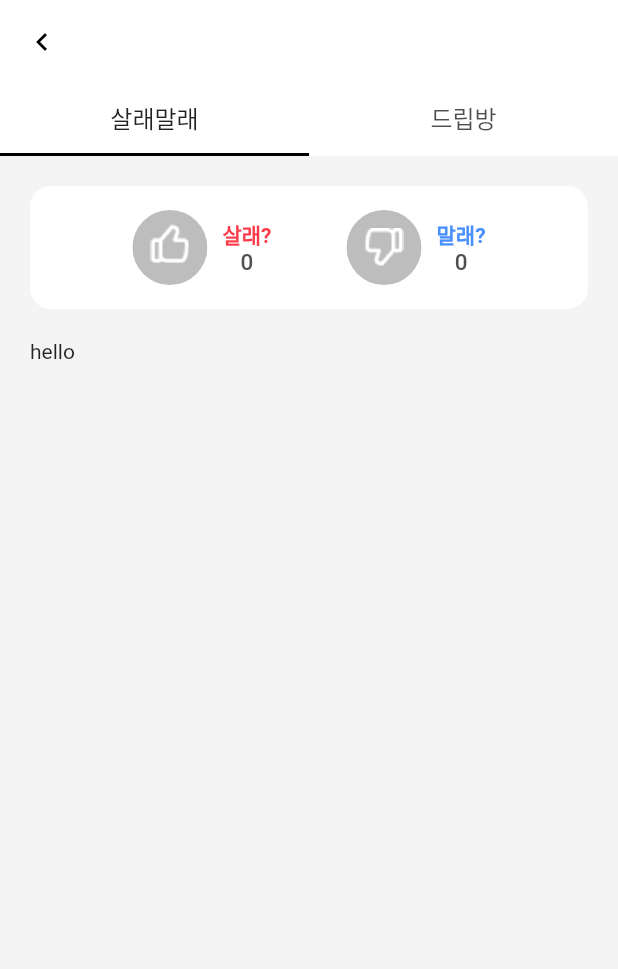
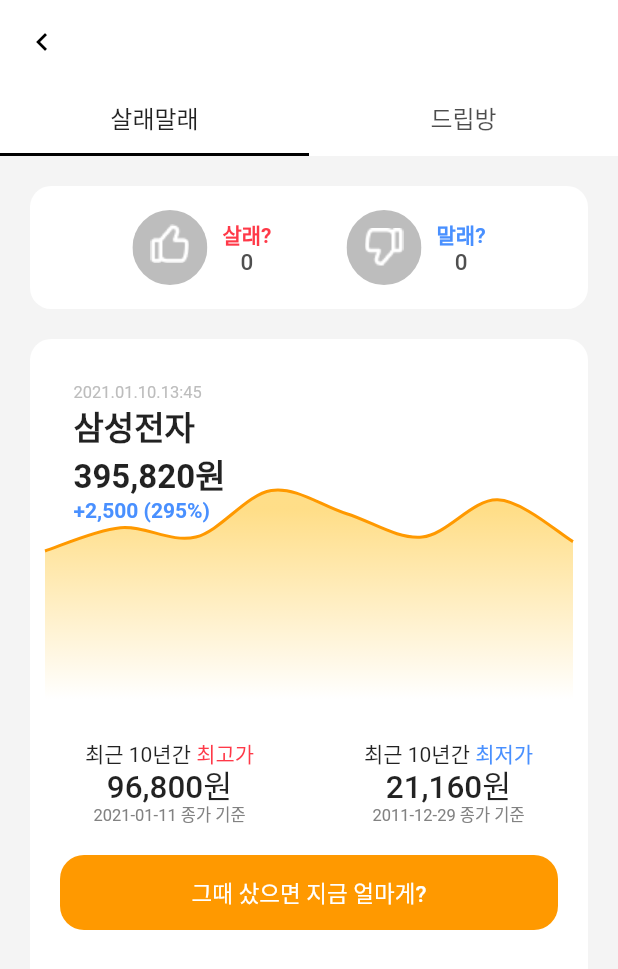
Before and after one commit to Fun-d-6th-Stock-King/should-have-bought-app, a Flutter app: the StockDetailScreen screen opened directly with empty values, on a phone screen of 412 x 824 dp. Shown: the top 969 px of the screen. Run offline on Flutter 3.47's test engine with Material 2 defaults, Android fonts, the phone set to English and light mode, and no system bars; our stand-ins replace auto_size_text, carousel_slider, emoji_picker_flutter, firebase_auth, firebase_core, flutter_dotenv and 4 more; missing offline and left inert: kakao_flutter_sdk; accounts and stored records are empty; network calls fail.

Commit message:
살래말래 UI 완료

```diff
--- a/lib/screens/buy_or_not/buy_or_not_tab_screen.dart
+++ b/lib/screens/buy_or_not/buy_or_not_tab_screen.dart
@@ -4,6 +4,8 @@
 import 'package:should_have_bought_app/models/buy_or_not/buy_or_not_stock.dart';
 import 'package:should_have_bought_app/models/drip_room/evaluation_item.dart';
 import 'package:should_have_bought_app/providers/buy_or_not/buy_or_not_provider.dart';
+import 'package:should_have_bought_app/widgets/chart/buy_or_not_chart_widget.dart';
+import 'package:should_have_bought_app/widgets/chart/current_stock_chart_widget.dart';
 
 class BuyorNotTabScreen extends StatelessWidget {
   final EvaluationItem evaluationItem;
@@ -14,12 +16,134 @@
   Widget build(BuildContext context) {
     return Padding(
       padding: const EdgeInsets.all(20),
-      child: ListView(
+      child: Column(
         children: [
           BuyorNotSelectWidget(evaluationItem.code),
           SizedBox(height: 20),
-          Container(
-            child: Text('hello'),
+          HowToBoughtThenWidget(),
+        ],
+      ),
+    );
+  }
+}
+
+class HowToBoughtThenWidget extends StatelessWidget {
+  @override
+  Widget build(BuildContext context) {
+    print(MediaQuery.of(context).size.height);
+    return Container(
+      height: MediaQuery.of(context).size.height * 0.6,
+      decoration: BoxDecoration(
+        borderRadius: BorderRadius.circular(14),
+        color: Colors.white,
+      ),
+      child: Column(
+        crossAxisAlignment: CrossAxisAlignment.start,
+        children: [
+          Stack(
+            children: [
+              Padding(
+                padding: const EdgeInsets.only(top:60),
+                child: Container(
+                    height: MediaQuery.of(context).size.width * 0.5,
+                    child: BuyOrNotChartWidget()
+                ),
+              ),
+              Padding(
+                padding: const EdgeInsets.all(29),
+                child: Column(
+                  crossAxisAlignment: CrossAxisAlignment.start,
+                  children: [
+                    Text(
+                      '2021.01.10.13:45',
+                      style: dateStyle,
+                    ),
+                    Text('삼성전자', style: stockTitleStyle),
+                    Text('395,820원', style: stockTitleStyle),
+                    Text('+2,500 (295%)',
+                        style: TextStyle(
+                            fontWeight: FontWeight.bold,
+                            fontSize: 14,
+                            height: 16 / 14,
+                            color: Color(0xFF4990FF))),
+                  ],
+                ),
+              ),
+            ],
+          ),
+          //urrentStockChartWidget(),
+          Row(
+            mainAxisAlignment: MainAxisAlignment.spaceAround,
+            children: [
+              Column(
+                children: [
+                  Row(
+                    children: [
+                      Text('최근 10년간', style: stockBodyStyle),
+                      Text(
+                        ' 최고가',
+                        style: TextStyle(
+                          fontSize: 14,
+                          height: 20 / 14,
+                          color: likeColor,
+                        ),
+                      )
+                    ],
+                  ),
+                  Text('96,800원', style: stockBodyNumberStyle),
+                  Text('2021-01-11 종가 기준', style: stockDateStyle),
+                ],
+              ),
+              Column(
+                children: [
+                  Row(
+                    children: [
+                      Text('최근 10년간', style: stockBodyStyle),
+                      Text(
+                        ' 최저가',
+                        style: TextStyle(
+                          fontSize: 14,
+                          height: 20 / 14,
+                          color: unlikeColor,
+                        ),
+                      )
+                    ],
+                  ),
+                  Text('21,160원', style: stockBodyNumberStyle),
+                  Text('2011-12-29 종가 기준', style: stockDateStyle),
+                ],
+              ),
+            ],
+          ),
+          SizedBox(height: 20),
+          Padding(
+            padding: const EdgeInsets.symmetric(horizontal: 20),
+            child: ElevatedButton(
+                style: ElevatedButton.styleFrom(
+                    primary: mainColor,
+                    onPrimary: mainColor,
+                    elevation: 0,
+                    shape: RoundedRectangleBorder(
+                      borderRadius: BorderRadius.circular(16.0), //side: BorderSide(color: Colors.red)
+                    )
+                ),
+                onPressed: () {},
+                child: SizedBox(
+                  height: 50,
+                  width: MediaQuery.of(context).size.width,
+                  child: Column(
+                    mainAxisAlignment: MainAxisAlignment.center,
+                    children: [
+                      Text(
+                        '그때 샀으면 지금 얼마게?',
+                        style: TextStyle(
+                            fontWeight: FontWeight.w500,
+                            fontSize: 15,
+                            color: Colors.white),
+                      ),
+                    ],
+                  ),
+                )),
           )
         ],
       ),
@@ -31,15 +155,16 @@
   final String stockCode;
 
   BuyorNotSelectWidget(this.stockCode);
+
   _CreateBuyorNotSelectWidgetState createState() =>
       _CreateBuyorNotSelectWidgetState();
 }
 
 class _CreateBuyorNotSelectWidgetState extends State<BuyorNotSelectWidget> {
-
   @override
   void initState() {
-    Provider.of<BuyOrNotProvider>(context, listen:false).getBuyOrNotStock(widget.stockCode);
+    Provider.of<BuyOrNotProvider>(context, listen: false)
+        .getBuyOrNotStock(widget.stockCode);
   }
 
   @override
@@ -62,10 +187,12 @@
                 height: 50,
                 child: ClipOval(
                   child: Container(
-                        color: buyOrNotStock.userBuySell == "BUY" ? likeColor : disableColor,
+                    color: buyOrNotStock.userBuySell == "BUY"
+                        ? likeColor
+                        : disableColor,
                     padding: EdgeInsets.only(bottom: 5),
-                        child:
-                        Image(image: AssetImage('assets/icons/ico_like_big.png')),
+                    child: Image(
+                        image: AssetImage('assets/icons/ico_like_big.png')),
                   ),
                 ),
               ),
@@ -85,7 +212,8 @@
                   color: likeColor,
                 ),
               ),
-                  Text("${buyOrNotStock?.buyCount ?? 0}", style: buyOrNotCountTextStyle),
+              Text("${buyOrNotStock?.buyCount ?? 0}",
+                  style: buyOrNotCountTextStyle),
             ],
           ),
           SizedBox(width: 50),
@@ -97,9 +225,11 @@
                 height: 50,
                 child: ClipOval(
                   child: Container(
-                        color: buyOrNotStock.userBuySell == "SELL" ? nagativeColor : disableColor,
-                        child:
-                        Image(image: AssetImage('assets/icons/ico_unlike_big.png')),
+                    color: buyOrNotStock.userBuySell == "SELL"
+                        ? nagativeColor
+                        : disableColor,
+                    child: Image(
+                        image: AssetImage('assets/icons/ico_unlike_big.png')),
                   ),
                 ),
               ),
@@ -119,13 +249,13 @@
                   color: unlikeColor,
                 ),
               ),
-                  Text("${buyOrNotStock?.sellCount ?? 0}", style: buyOrNotCountTextStyle),
+              Text("${buyOrNotStock?.sellCount ?? 0}",
+                  style: buyOrNotCountTextStyle),
             ],
           ),
         ]),
       );
-        }
-    );
+    });
   }
 }
 
@@ -135,3 +265,29 @@
   height: 18 / 15,
   color: Color(0xFF4F4F4F),
 );
+
+const dateStyle = TextStyle(
+  fontSize: 11,
+  height: 13 / 11,
+  color: Color(0XFFBDBDBD),
+);
+
+const stockDateStyle = TextStyle(
+  fontSize: 11,
+  height: 13 / 11,
+  color: Color(0xFF828282),
+);
+
+const stockTitleStyle =
+    TextStyle(fontWeight: FontWeight.bold, fontSize: 22, height: 32 / 22);
+
+const stockBodyStyle = TextStyle(
+  fontSize: 14,
+  height: 20 / 14,
+);
+
+const stockBodyNumberStyle = TextStyle(
+  fontWeight: FontWeight.w500,
+  fontSize: 21,
+  height: 25 / 21,
+);
--- /dev/null
+++ b/lib/widgets/chart/buy_or_not_chart_widget.dart
@@ -0,0 +1,112 @@
+import 'package:flutter/material.dart';
+import 'package:should_have_bought_app/constant.dart';
+import 'package:syncfusion_flutter_charts/charts.dart';
+
+class BuyOrNotChartWidget extends StatefulWidget {
+
+
+  @override
+  _BuyOrNotChartWidgetState createState() => _BuyOrNotChartWidgetState();
+}
+
+/// State class of horizontal gradient.
+class _BuyOrNotChartWidgetState extends State<BuyOrNotChartWidget> {
+
+  @override
+  void initState() {
+   // _tooltipBehavior = TooltipBehavior(enable: true, canShowMarker: false);
+    super.initState();
+  }
+
+  @override
+  Widget build(BuildContext context) {
+    return _buildHorizantalGradientAreaChart();
+  }
+
+  /// Return the circular chart with horizontal gradient.
+  SfCartesianChart _buildHorizantalGradientAreaChart() {
+    return SfCartesianChart(
+      plotAreaBorderWidth: 0,
+      primaryXAxis: CategoryAxis(
+        isVisible: false,
+          labelPlacement: LabelPlacement.onTicks,
+          interval: null,
+          labelRotation: -45,
+          majorGridLines: MajorGridLines(width: 0)),
+      tooltipBehavior: null,
+      primaryYAxis: NumericAxis(
+          isVisible: false,
+          interval: null,
+          minimum: 14,
+          maximum: 20,
+          labelFormat: '{value}%',
+          axisLine: AxisLine(width: 0),
+          majorTickLines: MajorTickLines(size: 0)),
+      series: _getGradientAreaSeries(),
+      onMarkerRender: (MarkerRenderArgs args) {
+        if (args.pointIndex == 0) {
+          args.color = const Color.fromRGBO(207, 124, 168, 1);
+        } else if (args.pointIndex == 1) {
+          args.color = const Color.fromRGBO(210, 133, 167, 1);
+        } else if (args.pointIndex == 2) {
+          args.color = const Color.fromRGBO(219, 128, 161, 1);
+        } else if (args.pointIndex == 3) {
+          args.color = const Color.fromRGBO(213, 143, 151, 1);
+        } else if (args.pointIndex == 4) {
+          args.color = const Color.fromRGBO(226, 157, 126, 1);
+        } else if (args.pointIndex == 5) {
+          args.color = const Color.fromRGBO(220, 169, 122, 1);
+        } else if (args.pointIndex == 6) {
+          args.color = const Color.fromRGBO(221, 176, 108, 1);
+        } else if (args.pointIndex == 7) {
+          args.color = const Color.fromRGBO(222, 187, 97, 1);
+        }
+      },
+    );
+  }
+
+  /// Returns the list of spline area series with horizontal gradient.
+  List<ChartSeries<_ChartData, String>> _getGradientAreaSeries() {
+    final List<_ChartData> chartData = <_ChartData>[
+      _ChartData(x: '1997', y: 17.70),
+      _ChartData(x: '1998', y: 18.20),
+      _ChartData(x: '1999', y: 18),
+      _ChartData(x: '2000', y: 19),
+      _ChartData(x: '2001', y: 18.5),
+      _ChartData(x: '2002', y: 18),
+      _ChartData(x: '2003', y: 18.80),
+      _ChartData(x: '2004', y: 17.90)
+    ];
+    final List<Color> color = <Color>[];
+    color.add(Colors.blue[200]);
+    color.add(Colors.orange[200]);
+
+    final List<double> stops = <double>[];
+    stops.add(0.2);
+    stops.add(0.7);
+
+    return <ChartSeries<_ChartData, String>>[
+      SplineAreaSeries<_ChartData, String>(
+          gradient: const LinearGradient(colors: <Color>[
+            Color.fromRGBO(255, 184, 0, 0.468),
+            Color.fromRGBO(255, 184, 0, 0)
+          ], stops: <double>[
+            0.1,
+            0.9
+          ], begin: Alignment.topCenter, end: Alignment.bottomCenter),
+          borderWidth: 2,
+          borderColor: mainColor,
+          borderDrawMode: BorderDrawMode.top,
+          dataSource: chartData,
+          name: 'Country 1',
+          xValueMapper: (_ChartData sales, _) => sales.x,
+          yValueMapper: (_ChartData sales, _) => sales.y),
+    ];
+  }
+}
+
+class _ChartData {
+  _ChartData({this.x, this.y});
+  final String x;
+  final double y;
+}
```
Lines whose indentation alone changed are shown as unchanged.
